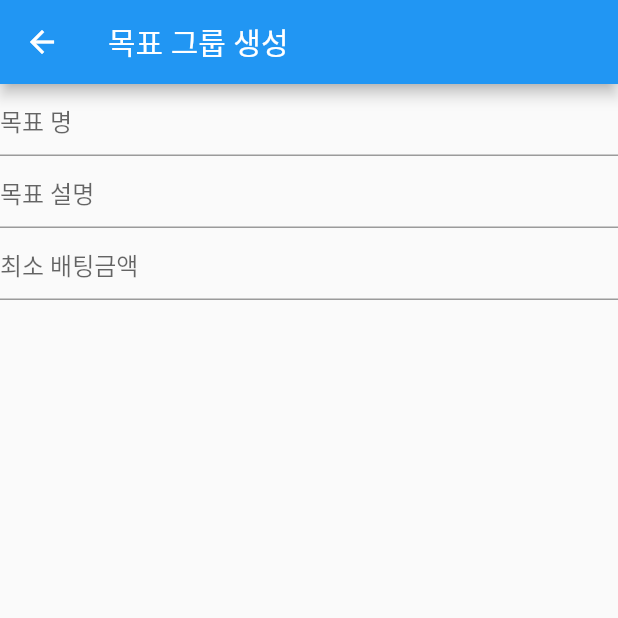
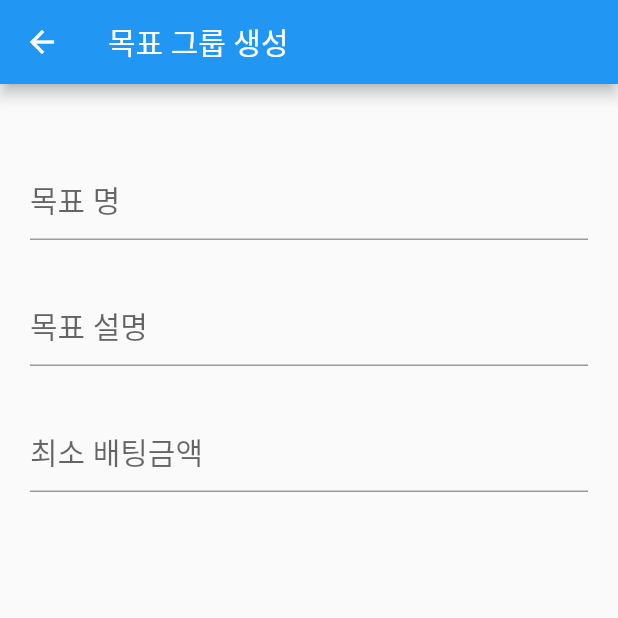
Before and after one commit to kmpkmp2/carrot-and-stck-app, a Flutter app: the GoalGroupActivity screen opened directly, on a phone screen of 412 x 824 dp, the top half of it. Run offline on Flutter 3.47's test engine with Material 2 defaults, Android fonts, the phone set to English and light mode, and no system bars; accounts and stored records are empty.

Commit message:
[ADD] Container Padding 추가, Text Field onChanged 함수 추가

```diff
--- a/lib/pages/goal_group_page.dart
+++ b/lib/pages/goal_group_page.dart
@@ -22,24 +22,45 @@ class GoalGroupActivityState extends State<GoalGroupActivity> {
   Widget build(BuildContext context) {
     return Scaffold(
         appBar: AppBar(title: Text("목표 그룹 생성")),
-        body: Center(
+        body: Container(
+            padding: EdgeInsets.all(20),
             child: Column(
               mainAxisAlignment: MainAxisAlignment.start,
               children: <Widget>[
-              TextField(
+                Padding(
+                    padding: const EdgeInsets.only(top: 30.0),
+                    child: TextField(
                         controller: titleController,
                         decoration: InputDecoration(hintText: "목표 명"),
+                        style: TextStyle(fontSize: 20.0))
                 ),
-              TextField(
+                Padding(
+                    padding: const EdgeInsets.only(top: 30.0),
+                    child: TextField(
                         controller: descriptionController,
                         decoration: InputDecoration(hintText: "목표 설명"),
+                        style: TextStyle(fontSize: 20.0))
                 ),
-              TextField(
+                Padding(
+                    padding: const EdgeInsets.only(top: 30.0),
+                    child: TextField(
                         controller: minimumBetController,
                         decoration: InputDecoration(hintText: "최소 배팅금액"),
-              )
+                        onChanged: displayedBetCostVlaue,
+                        style: TextStyle(fontSize: 20.0)),
+                ),
               ],
-        )
-    ));
+            )));
   }
+
+  void displayedBetCostVlaue(String betCost)
+  {
+      setState(() {
+        if(betCost.length > 3)
+        {
+
         }
+      });
+  }
+
+}
```
Lines whose indentation alone changed are shown as unchanged.
